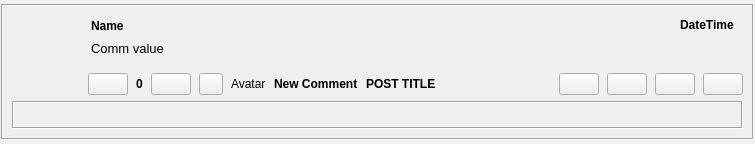
RetroShare/RetroShare, file retroshare-gui/src/gui/feeds/BoardsCommentsItem.ui: the form before one commit.
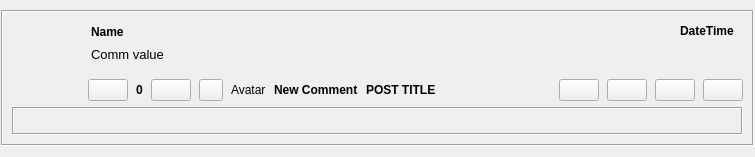
The form after the commit. Custom widgets are drawn as their Qt base class.

Patch:
```diff
--- a/retroshare-gui/src/gui/feeds/BoardsCommentsItem.ui
+++ b/retroshare-gui/src/gui/feeds/BoardsCommentsItem.ui
@@ -7,7 +7,7 @@
     <x>0</x>
     <y>0</y>
     <width>755</width>
-    <height>144</height>
+    <height>157</height>
    </rect>
   </property>
   <layout class="QGridLayout" name="gridLayout_3">
```
Left out of the diff: 3 changed lines with no effect on the pictures.
